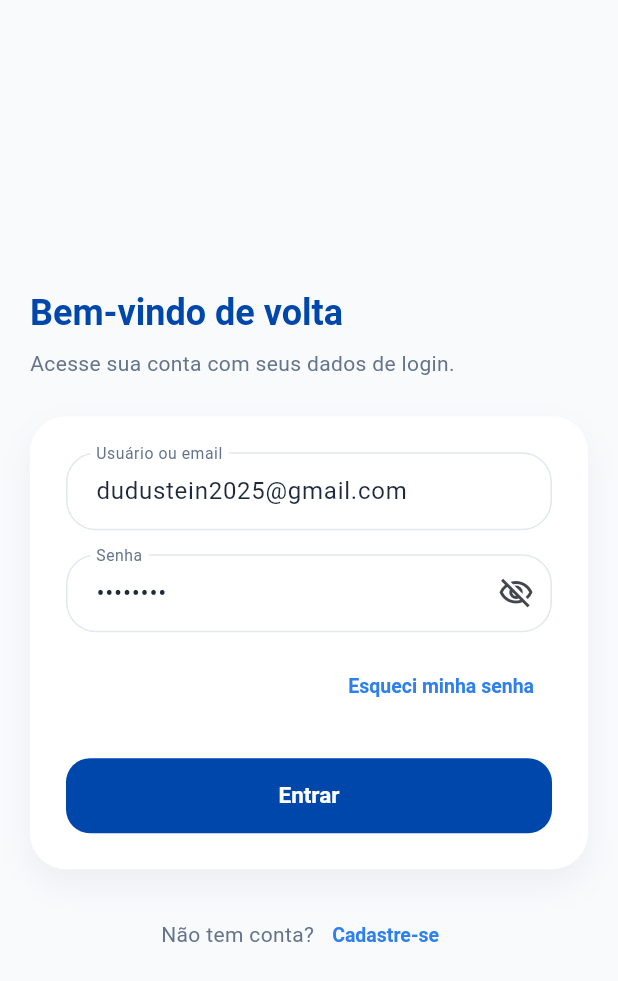
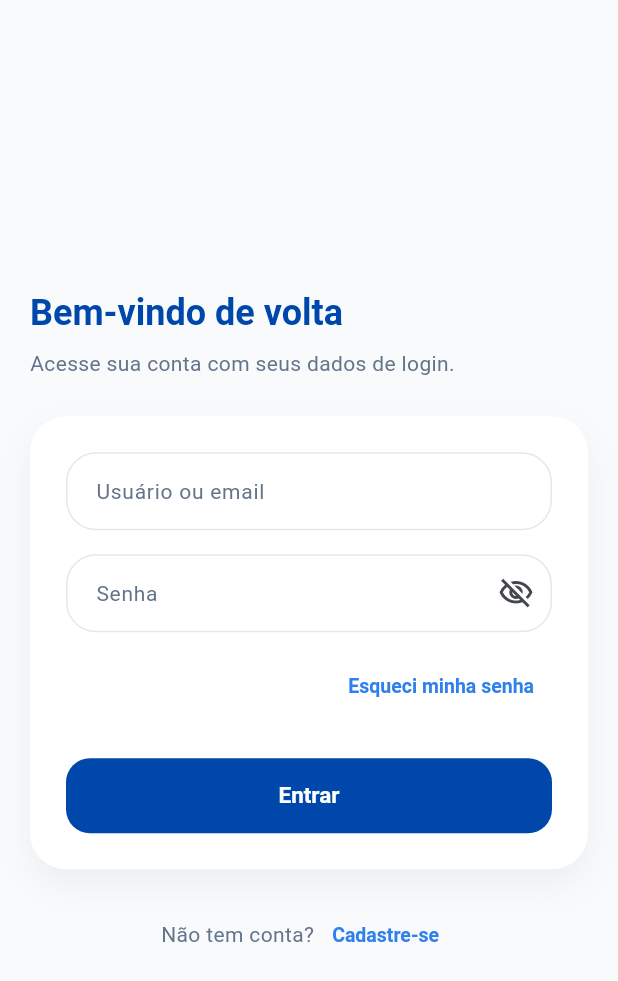
Before and after one commit to oeduardostein/appll, a Flutter app: the screen it shows after launch, on a phone screen of 412 x 824 dp. Shown: the top 981 px of the screen. Run offline on Flutter 3.47's test engine with Material 3 defaults, Android fonts, the phone set to English and light mode, and no system bars; our stand-ins replace open_filex, pdf, share_plus, universal_io; accounts and stored records are empty.

Commit message:
Correção do login

```diff
--- a/frontend-app/lib/ui/pages/auth/login_page.dart
+++ b/frontend-app/lib/ui/pages/auth/login_page.dart
@@ -21,8 +21,8 @@ class LoginPage extends StatefulWidget {
 class _LoginPageState extends State<LoginPage> {
   final _formKey = GlobalKey<FormState>();
   final _identifierController =
-      TextEditingController(text: 'dudustein2025@gmail.com');
-  final _passwordController = TextEditingController(text: '12345678');
+      TextEditingController(text: '');
+  final _passwordController = TextEditingController(text: '');
   final _authService = AuthService();
   bool _obscurePassword = true;
 
```
Also changed, not shown: 2 other files.
